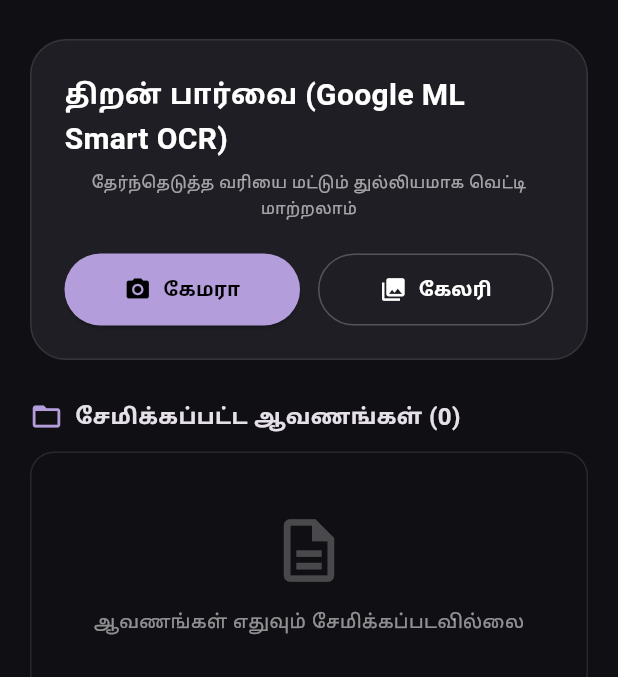
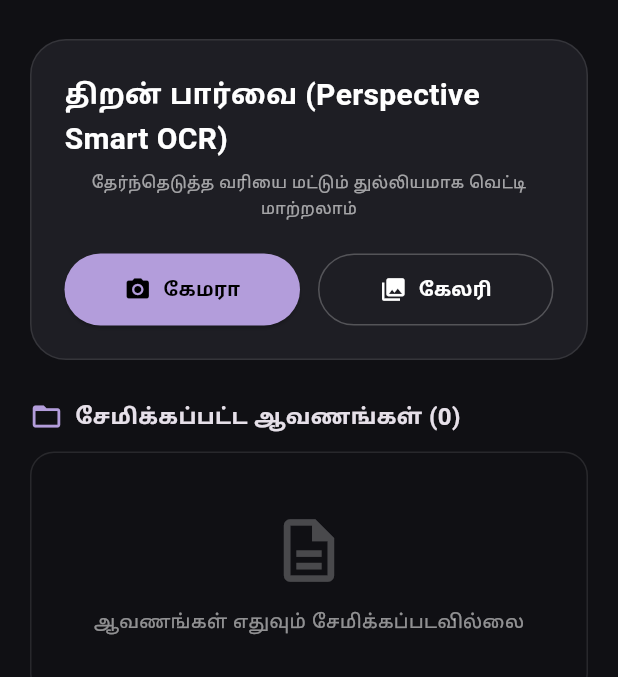
Before and after one commit to Tamilprabhat/Tamil-manthar-, a Flutter app: the screen it shows after launch, on a phone screen of 412 x 824 dp, the part 63-740 px from its top. Run offline on Flutter 3.47's test engine with Material 3 defaults, Android fonts, the phone set to English and light mode, and no system bars; our stand-ins replace image_picker, permission_handler, shared_preferences; missing offline and left inert: flutter_tesseract_ocr.

```diff
--- a/lib/main.dart
+++ b/lib/main.dart
@@ -212,7 +212,7 @@ class _HomeScreenState extends State<HomeScreen> {
               ),
               child: Column(
                 children: [
-                  const Text('திறன் பார்வை (Google ML Smart OCR)',
+                  const Text('திறன் பார்வை (Perspective Smart OCR)',
                       style: TextStyle(fontSize: 20, fontWeight: FontWeight.bold, color: Colors.white)),
                   const SizedBox(height: 6),
                   const Text('தேர்ந்தெடுத்த வரியை மட்டும் துல்லியமாக வெட்டி மாற்றலாம்',
--- a/pubspec.yaml
+++ b/pubspec.yaml
@@ -25,3 +25,4 @@ flutter:
   uses-material-design: true
   assets:
     - assets/
+    - assets/tessdata/
```
Also changed, not shown: lib/ocr_service.dart (+11 -8 lines), 1 other file.
